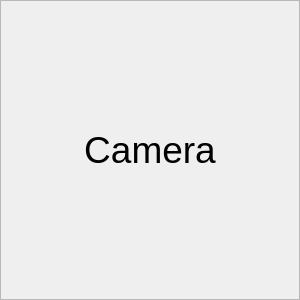
Qt form aui/gui/views/sources/ui/camera.ui (argenortega/AUI) before a commit.
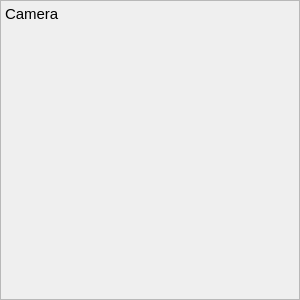
The same form after that commit. Custom widgets are drawn as their Qt base class.

What changed in the file:
```diff
--- a/aui/gui/views/sources/ui/camera.ui
+++ b/aui/gui/views/sources/ui/camera.ui
@@ -11,15 +11,15 @@
    </rect>
   </property>
   <property name="sizePolicy">
-   <sizepolicy hsizetype="Expanding" vsizetype="Expanding">
-    <horstretch>6</horstretch>
-    <verstretch>6</verstretch>
+   <sizepolicy hsizetype="MinimumExpanding" vsizetype="MinimumExpanding">
+    <horstretch>3</horstretch>
+    <verstretch>3</verstretch>
    </sizepolicy>
   </property>
   <property name="minimumSize">
    <size>
-    <width>0</width>
-    <height>0</height>
+    <width>200</width>
+    <height>200</height>
    </size>
   </property>
   <property name="maximumSize">
@@ -46,7 +46,7 @@
   <property name="accessibleName">
    <string>C</string>
   </property>
-  <layout class="QVBoxLayout" name="layout" stretch="0">
+  <layout class="QVBoxLayout" name="layout">
    <property name="margin">
     <number>0</number>
    </property>
@@ -60,7 +60,7 @@
      </property>
      <property name="font">
       <font>
-       <pointsize>28</pointsize>
+       <pointsize>11</pointsize>
       </font>
      </property>
      <property name="cursor">
@@ -82,7 +82,7 @@
       <string>Camera</string>
      </property>
      <property name="alignment">
-      <set>Qt::AlignCenter</set>
+      <set>Qt::AlignLeading|Qt::AlignLeft|Qt::AlignTop</set>
      </property>
      <property name="textInteractionFlags">
       <set>Qt::NoTextInteraction</set>
```
Left out of the diff: 4 changed lines with no effect on the pictures.
